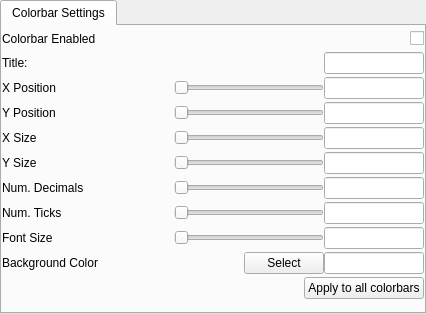
Qt form apps/vaporgui/ColorbarWidgetGUI.ui (StasJ/vapor-formatted) before a commit.
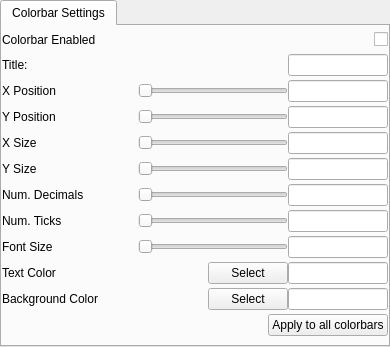
The same form after that commit.

```diff
--- a/apps/vaporgui/ColorbarWidgetGUI.ui
+++ b/apps/vaporgui/ColorbarWidgetGUI.ui
@@ -6,8 +6,8 @@
    <rect>
     <x>0</x>
     <y>0</y>
-    <width>426</width>
-    <height>314</height>
+    <width>390</width>
+    <height>347</height>
    </rect>
   </property>
   <property name="minimumSize">
@@ -550,6 +550,53 @@
          </item>
         </layout>
        </item>
+       <item>
+        <layout class="QHBoxLayout" name="horizontalLayout_12">
+         <item>
+          <widget class="QLabel" name="label_11">
+           <property name="text">
+            <string>Text Color</string>
+           </property>
+          </widget>
+         </item>
+         <item>
+          <spacer name="horizontalSpacer_4">
+           <property name="orientation">
+            <enum>Qt::Horizontal</enum>
+           </property>
+           <property name="sizeHint" stdset="0">
+            <size>
+             <width>40</width>
+             <height>20</height>
+            </size>
+           </property>
+          </spacer>
+         </item>
+         <item>
+          <widget class="QPushButton" name="colorSelectButton">
+           <property name="text">
+            <string>Select</string>
+           </property>
+          </widget>
+         </item>
+         <item>
+          <widget class="QLineEdit" name="colorEdit">
+           <property name="minimumSize">
+            <size>
+             <width>100</width>
+             <height>0</height>
+            </size>
+           </property>
+           <property name="maximumSize">
+            <size>
+             <width>100</width>
+             <height>16777215</height>
+            </size>
+           </property>
+          </widget>
+         </item>
+        </layout>
+       </item>
        <item>
         <layout class="QHBoxLayout" name="horizontalLayout_8">
          <item>
```
